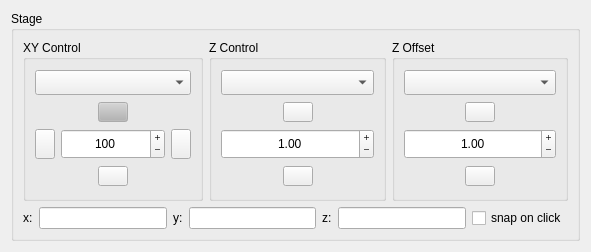
Above: micromanager_gui/_ui/mm_xyz_stage.ui from pymmcore-plus/napari-micromanager before the change. Below: the same form after it.
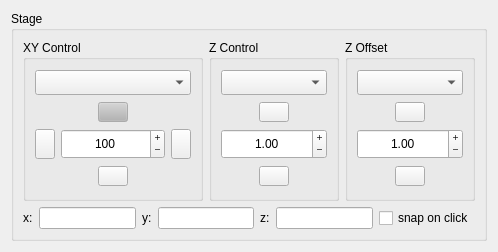
That is the form after the change.

```diff
--- a/micromanager_gui/_ui/mm_xyz_stage.ui
+++ b/micromanager_gui/_ui/mm_xyz_stage.ui
@@ -6,7 +6,7 @@
    <rect>
     <x>0</x>
     <y>0</y>
-    <width>591</width>
+    <width>492</width>
     <height>248</height>
    </rect>
   </property>
```
